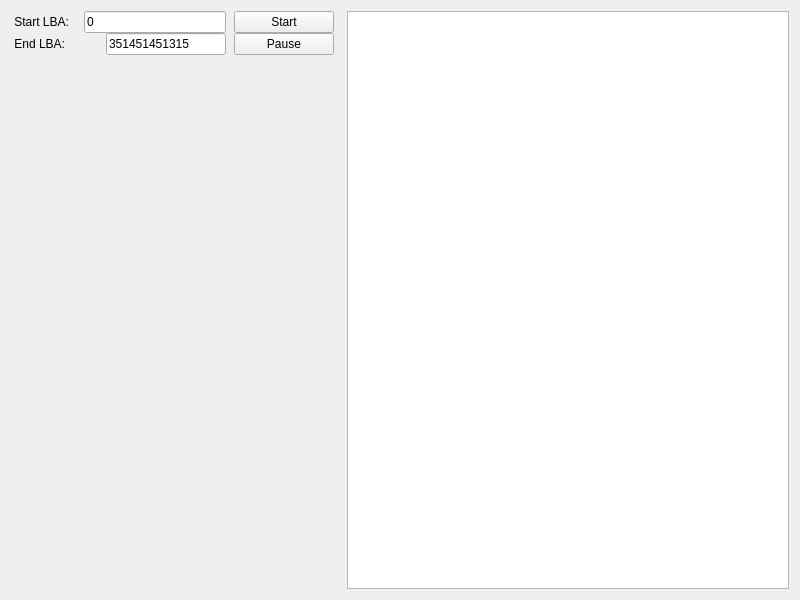
The window that src/Widgets/TestingTab/TestingTab.ui (Silverhorn27/Badsurf) describes before a commit, drawn with Qt 5.
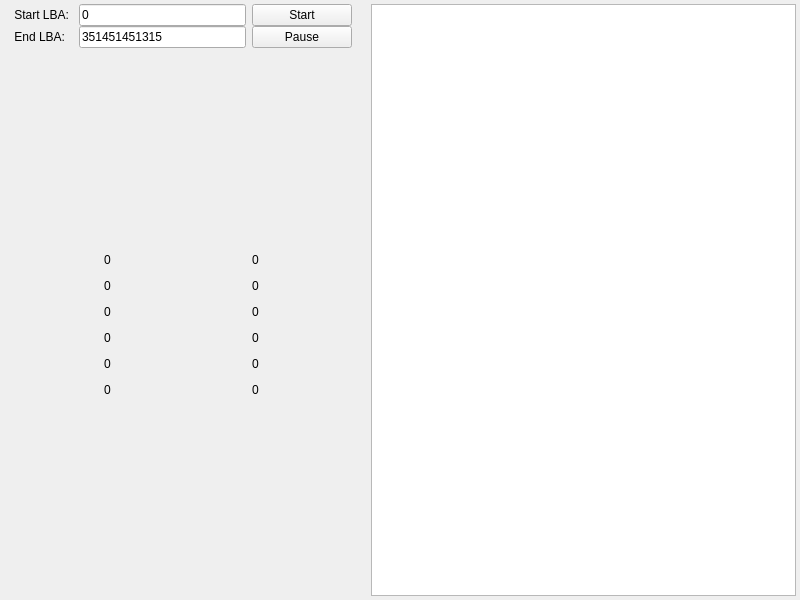
The same window after the commit.

```diff
--- a/src/Widgets/TestingTab/TestingTab.ui
+++ b/src/Widgets/TestingTab/TestingTab.ui
@@ -19,59 +19,515 @@
   <property name="windowTitle">
    <string/>
   </property>
-  <layout class="QGridLayout" name="gridLayout_2">
+  <layout class="QGridLayout" name="gridLayout">
+   <property name="topMargin">
+    <number>4</number>
+   </property>
+   <property name="rightMargin">
+    <number>4</number>
+   </property>
+   <property name="bottomMargin">
+    <number>4</number>
+   </property>
    <item row="0" column="0">
-    <layout class="QHBoxLayout" name="horizontalLayout_5">
-     <property name="spacing">
-      <number>0</number>
-     </property>
+    <layout class="QVBoxLayout" name="verticalLayout_8">
      <item>
-      <layout class="QVBoxLayout" name="verticalLayout_4">
+      <layout class="QHBoxLayout" name="horizontalLayout">
        <item>
-        <layout class="QGridLayout" name="gridLayout" rowminimumheight="0">
-         <property name="horizontalSpacing">
-          <number>8</number>
+        <layout class="QVBoxLayout" name="verticalLayout_5">
+         <property name="spacing">
+          <number>0</number>
          </property>
-         <item row="0" column="0">
-          <layout class="QVBoxLayout" name="verticalLayout_2">
-           <property name="spacing">
-            <number>0</number>
+         <item>
+          <widget class="QLabel" name="label">
+           <property name="text">
+            <string> Start LBA: </string>
            </property>
+          </widget>
+         </item>
+         <item>
+          <widget class="QLabel" name="label_3">
+           <property name="text">
+            <string> End LBA: </string>
+           </property>
+          </widget>
+         </item>
+        </layout>
+       </item>
+       <item>
+        <layout class="QVBoxLayout" name="verticalLayout_2">
+         <property name="spacing">
+          <number>0</number>
+         </property>
+         <item>
+          <widget class="QLineEdit" name="startLine">
+           <property name="sizePolicy">
+            <sizepolicy hsizetype="Expanding" vsizetype="Minimum">
+             <horstretch>0</horstretch>
+             <verstretch>0</verstretch>
+            </sizepolicy>
+           </property>
+           <property name="minimumSize">
+            <size>
+             <width>40</width>
+             <height>0</height>
+            </size>
+           </property>
+           <property name="text">
+            <string>0</string>
+           </property>
+          </widget>
+         </item>
+         <item>
+          <widget class="QLineEdit" name="endLine">
+           <property name="sizePolicy">
+            <sizepolicy hsizetype="Minimum" vsizetype="Fixed">
+             <horstretch>0</horstretch>
+             <verstretch>0</verstretch>
+            </sizepolicy>
+           </property>
+           <property name="minimumSize">
+            <size>
+             <width>40</width>
+             <height>0</height>
+            </size>
+           </property>
+           <property name="text">
+            <string>351451451315</string>
+           </property>
+          </widget>
+         </item>
+        </layout>
+       </item>
+       <item>
+        <layout class="QVBoxLayout" name="verticalLayout">
+         <property name="spacing">
+          <number>0</number>
+         </property>
+         <item>
+          <widget class="QPushButton" name="startButton">
+           <property name="minimumSize">
+            <size>
+             <width>100</width>
+             <height>0</height>
+            </size>
+           </property>
+           <property name="text">
+            <string>Start</string>
+           </property>
+          </widget>
+         </item>
+         <item>
+          <widget class="QPushButton" name="pauseButton">
+           <property name="minimumSize">
+            <size>
+             <width>100</width>
+             <height>0</height>
+            </size>
+           </property>
+           <property name="text">
+            <string>Pause</string>
+           </property>
+          </widget>
+         </item>
+        </layout>
+       </item>
+      </layout>
+     </item>
+     <item>
+      <spacer name="verticalSpacer_2">
+       <property name="orientation">
+        <enum>Qt::Vertical</enum>
+       </property>
+       <property name="sizeHint" stdset="0">
+        <size>
+         <width>20</width>
+         <height>18</height>
+        </size>
+       </property>
+      </spacer>
+     </item>
+     <item>
+      <layout class="QHBoxLayout" name="horizontalLayout_16">
+       <item>
+        <spacer name="horizontalSpacer">
+         <property name="orientation">
+          <enum>Qt::Horizontal</enum>
+         </property>
+         <property name="sizeHint" stdset="0">
+          <size>
+           <width>40</width>
+           <height>20</height>
+          </size>
+         </property>
+        </spacer>
+       </item>
+       <item>
+        <layout class="QHBoxLayout" name="horizontalLayout_15">
+         <item>
+          <layout class="QVBoxLayout" name="verticalLayout_7">
            <item>
-            <layout class="QHBoxLayout" name="horizontalLayout">
+            <layout class="QHBoxLayout" name="horizontalLayout_9">
              <item>
-              <widget class="QLabel" name="label">
+              <spacer name="horizontalSpacer_9">
+               <property name="orientation">
+                <enum>Qt::Horizontal</enum>
+               </property>
+               <property name="sizeHint" stdset="0">
+                <size>
+                 <width>40</width>
+                 <height>20</height>
+                </size>
+               </property>
+              </spacer>
+             </item>
+             <item>
+              <widget class="QLabel" name="whiteLabel">
                <property name="text">
-                <string> Start LBA: </string>
+                <string/>
                </property>
               </widget>
              </item>
+            </layout>
+           </item>
+           <item>
+            <layout class="QHBoxLayout" name="horizontalLayout_8">
              <item>
-              <spacer name="horizontalSpacer_3">
+              <spacer name="horizontalSpacer_8">
                <property name="orientation">
                 <enum>Qt::Horizontal</enum>
                </property>
-               <property name="sizeType">
-                <enum>QSizePolicy::Minimum</enum>
+               <property name="sizeHint" stdset="0">
+                <size>
+                 <width>40</width>
+                 <height>20</height>
+                </size>
                </property>
+              </spacer>
+             </item>
+             <item>
+              <widget class="QLabel" name="greyLabel">
+               <property name="text">
+                <string/>
+               </property>
+              </widget>
+             </item>
+            </layout>
+           </item>
+           <item>
+            <layout class="QHBoxLayout" name="horizontalLayout_7">
+             <item>
+              <spacer name="horizontalSpacer_7">
+               <property name="orientation">
+                <enum>Qt::Horizontal</enum>
+               </property>
                <property name="sizeHint" stdset="0">
                 <size>
-                 <width>11</width>
+                 <width>40</width>
                  <height>20</height>
                 </size>
                </property>
               </spacer>
              </item>
              <item>
-              <widget class="QLineEdit" name="lineEdit_2">
-               <property name="minimumSize">
+              <widget class="QLabel" name="blackLabel">
+               <property name="text">
+                <string/>
+               </property>
+              </widget>
+             </item>
+            </layout>
+           </item>
+           <item>
+            <layout class="QHBoxLayout" name="horizontalLayout_5">
+             <item>
+              <spacer name="horizontalSpacer_6">
+               <property name="orientation">
+                <enum>Qt::Horizontal</enum>
+               </property>
+               <property name="sizeHint" stdset="0">
                 <size>
-                 <width>120</width>
-                 <height>0</height>
+                 <width>40</width>
+                 <height>20</height>
                 </size>
                </property>
+              </spacer>
+             </item>
+             <item>
+              <widget class="QLabel" name="greenLabel">
                <property name="text">
-                <string>0</string>
+                <string/>
+               </property>
+              </widget>
+             </item>
+            </layout>
+           </item>
+           <item>
+            <layout class="QHBoxLayout" name="horizontalLayout_4">
+             <item>
+              <spacer name="horizontalSpacer_4">
+               <property name="orientation">
+                <enum>Qt::Horizontal</enum>
+               </property>
+               <property name="sizeHint" stdset="0">
+                <size>
+                 <width>40</width>
+                 <height>20</height>
+                </size>
+               </property>
+              </spacer>
+             </item>
+             <item>
+              <widget class="QLabel" name="orangeLabel">
+               <property name="text">
+                <string/>
+               </property>
+              </widget>
+             </item>
+            </layout>
+           </item>
+           <item>
+            <layout class="QHBoxLayout" name="horizontalLayout_2">
+             <item>
+              <spacer name="horizontalSpacer_2">
+               <property name="orientation">
+                <enum>Qt::Horizontal</enum>
+               </property>
+               <property name="sizeHint" stdset="0">
+                <size>
+                 <width>40</width>
+                 <height>20</height>
+                </size>
+               </property>
+              </spacer>
+             </item>
+             <item>
+              <widget class="QLabel" name="redLabel">
+               <property name="text">
+                <string/>
+               </property>
+              </widget>
+             </item>
+            </layout>
+           </item>
+          </layout>
+         </item>
+         <item>
+          <layout class="QVBoxLayout" name="verticalLayout_4">
+           <item>
+            <widget class="QLabel" name="t3label">
+             <property name="minimumSize">
+              <size>
+               <width>60</width>
+               <height>0</height>
+              </size>
+             </property>
+             <property name="text">
+              <string>0</string>
+             </property>
+            </widget>
+           </item>
+           <item>
+            <widget class="QLabel" name="t10label">
+             <property name="minimumSize">
+              <size>
+               <width>60</width>
+               <height>0</height>
+              </size>
+             </property>
+             <property name="text">
+              <string>0</string>
+             </property>
+            </widget>
+           </item>
+           <item>
+            <widget class="QLabel" name="t50label">
+             <property name="minimumSize">
+              <size>
+               <width>60</width>
+               <height>0</height>
+              </size>
+             </property>
+             <property name="text">
+              <string>0</string>
+             </property>
+            </widget>
+           </item>
+           <item>
+            <widget class="QLabel" name="t150label">
+             <property name="minimumSize">
+              <size>
+               <width>60</width>
+               <height>0</height>
+              </size>
+             </property>
+             <property name="text">
+              <string>0</string>
+             </property>
+            </widget>
+           </item>
+           <item>
+            <widget class="QLabel" name="t500label">
+             <property name="minimumSize">
+              <size>
+               <width>60</width>
+               <height>0</height>
+              </size>
+             </property>
+             <property name="text">
+              <string>0</string>
+             </property>
+            </widget>
+           </item>
+           <item>
+            <widget class="QLabel" name="t500olabel">
+             <property name="minimumSize">
+              <size>
+               <width>60</width>
+               <height>0</height>
+              </size>
+             </property>
+             <property name="text">
+              <string>0</string>
+             </property>
+            </widget>
+           </item>
+          </layout>
+         </item>
+        </layout>
+       </item>
+       <item>
+        <spacer name="horizontalSpacer_11">
+         <property name="orientation">
+          <enum>Qt::Horizontal</enum>
+         </property>
+         <property name="sizeHint" stdset="0">
+          <size>
+           <width>18</width>
+           <height>20</height>
+          </size>
+         </property>
+        </spacer>
+       </item>
+       <item>
+        <layout class="QHBoxLayout" name="horizontalLayout_14">
+         <item>
+          <layout class="QVBoxLayout" name="verticalLayout_6">
+           <item>
+            <layout class="QHBoxLayout" name="horizontalLayout_11">
+             <item>
+              <spacer name="horizontalSpacer_14">
+               <property name="orientation">
+                <enum>Qt::Horizontal</enum>
+               </property>
+               <property name="sizeHint" stdset="0">
+                <size>
+                 <width>40</width>
+                 <height>20</height>
+                </size>
+               </property>
+              </spacer>
+             </item>
+             <item>
+              <widget class="QLabel" name="whiteLabel_2">
+               <property name="text">
+                <string/>
+               </property>
+              </widget>
+             </item>
+            </layout>
+           </item>
+           <item>
+            <layout class="QHBoxLayout" name="horizontalLayout_10">
+             <item>
+              <spacer name="horizontalSpacer_13">
+               <property name="orientation">
+                <enum>Qt::Horizontal</enum>
+               </property>
+               <property name="sizeHint" stdset="0">
+                <size>
+                 <width>40</width>
+                 <height>20</height>
+                </size>
+               </property>
+              </spacer>
+             </item>
+             <item>
+              <widget class="QLabel" name="greyLabel_2">
+               <property name="text">
+                <string/>
+               </property>
+              </widget>
+             </item>
+            </layout>
+           </item>
+           <item>
+            <layout class="QHBoxLayout" name="horizontalLayout_12">
+             <item>
+              <spacer name="horizontalSpacer_15">
+               <property name="orientation">
+                <enum>Qt::Horizontal</enum>
+               </property>
+               <property name="sizeHint" stdset="0">
+                <size>
+                 <width>40</width>
+                 <height>20</height>
+                </size>
+               </property>
+              </spacer>
+             </item>
+             <item>
+              <widget class="QLabel" name="blackLabel_2">
+               <property name="text">
+                <string/>
+               </property>
+              </widget>
+             </item>
+            </layout>
+           </item>
+           <item>
+            <layout class="QHBoxLayout" name="horizontalLayout_6">
+             <item>
+              <spacer name="horizontalSpacer_12">
+               <property name="orientation">
+                <enum>Qt::Horizontal</enum>
+               </property>
+               <property name="sizeHint" stdset="0">
+                <size>
+                 <width>40</width>
+                 <height>20</height>
+                </size>
+               </property>
+              </spacer>
+             </item>
+             <item>
+              <widget class="QLabel" name="greenLabel_2">
+               <property name="text">
+                <string/>
+               </property>
+              </widget>
+             </item>
+            </layout>
+           </item>
+           <item>
+            <layout class="QHBoxLayout" name="horizontalLayout_13">
+             <item>
+              <spacer name="horizontalSpacer_16">
+               <property name="orientation">
+                <enum>Qt::Horizontal</enum>
+               </property>
+               <property name="sizeHint" stdset="0">
+                <size>
+                 <width>40</width>
+                 <height>20</height>
+                </size>
+               </property>
+              </spacer>
+             </item>
+             <item>
+              <widget class="QLabel" name="orangeLabel_2">
+               <property name="text">
+                <string/>
                </property>
               </widget>
              </item>
@@ -80,38 +536,22 @@
            <item>
             <layout class="QHBoxLayout" name="horizontalLayout_3">
              <item>
-              <widget class="QLabel" name="label_3">
-               <property name="text">
-                <string> End LBA: </string>
-               </property>
-              </widget>
-             </item>
-             <item>
-              <spacer name="horizontalSpacer">
+              <spacer name="horizontalSpacer_17">
                <property name="orientation">
                 <enum>Qt::Horizontal</enum>
                </property>
-               <property name="sizeType">
-                <enum>QSizePolicy::Maximum</enum>
-               </property>
                <property name="sizeHint" stdset="0">
                 <size>
-                 <width>37</width>
+                 <width>40</width>
                  <height>20</height>
                 </size>
                </property>
               </spacer>
              </item>
              <item>
-              <widget class="QLineEdit" name="lineEdit">
-               <property name="minimumSize">
-                <size>
-                 <width>120</width>
-                 <height>0</height>
-                </size>
-               </property>
+              <widget class="QLabel" name="redLabel_2">
                <property name="text">
-                <string>351451451315</string>
+                <string/>
                </property>
               </widget>
              </item>
@@ -119,34 +559,83 @@
            </item>
           </layout>
          </item>
-         <item row="0" column="1">
-          <layout class="QVBoxLayout" name="verticalLayout">
-           <property name="spacing">
-            <number>0</number>
-           </property>
+         <item>
+          <layout class="QVBoxLayout" name="verticalLayout_3">
            <item>
-            <widget class="QPushButton" name="pushButton_6">
+            <widget class="QLabel" name="l_tl50">
              <property name="minimumSize">
               <size>
-               <width>100</width>
+               <width>60</width>
                <height>0</height>
               </size>
              </property>
              <property name="text">
-              <string>Start</string>
+              <string>0</string>
              </property>
             </widget>
            </item>
            <item>
-            <widget class="QPushButton" name="pushButton_5">
+            <widget class="QLabel" name="l_tl3">
              <property name="minimumSize">
               <size>
-               <width>100</width>
+               <width>60</width>
                <height>0</height>
               </size>
              </property>
              <property name="text">
-              <string>Pause</string>
+              <string>0</string>
+             </property>
+            </widget>
+           </item>
+           <item>
+            <widget class="QLabel" name="t50label_2">
+             <property name="minimumSize">
+              <size>
+               <width>60</width>
+               <height>0</height>
+              </size>
+             </property>
+             <property name="text">
+              <string>0</string>
+             </property>
+            </widget>
+           </item>
+           <item>
+            <widget class="QLabel" name="l_tl10">
+             <property name="minimumSize">
+              <size>
+               <width>60</width>
+               <height>0</height>
+              </size>
+             </property>
+             <property name="text">
+              <string>0</string>
+             </property>
+            </widget>
+           </item>
+           <item>
+            <widget class="QLabel" name="t500label_2">
+             <property name="minimumSize">
+              <size>
+               <width>60</width>
+               <height>0</height>
+              </size>
+             </property>
+             <property name="text">
+              <string>0</string>
+             </property>
+            </widget>
+           </item>
+           <item>
+            <widget class="QLabel" name="tbadlabel_2">
+             <property name="minimumSize">
+              <size>
+               <width>60</width>
+               <height>0</height>
+              </size>
+             </property>
+             <property name="text">
+              <string>0</string>
              </property>
             </widget>
            </item>
@@ -155,14 +644,14 @@
         </layout>
        </item>
        <item>
-        <spacer name="verticalSpacer">
+        <spacer name="horizontalSpacer_10">
          <property name="orientation">
-          <enum>Qt::Vertical</enum>
+          <enum>Qt::Horizontal</enum>
          </property>
          <property name="sizeHint" stdset="0">
           <size>
-           <width>20</width>
-           <height>40</height>
+           <width>40</width>
+           <height>20</height>
           </size>
          </property>
         </spacer>
@@ -170,39 +659,46 @@
       </layout>
      </item>
      <item>
-      <spacer name="horizontalSpacer_5">
+      <spacer name="verticalSpacer">
        <property name="orientation">
-        <enum>Qt::Horizontal</enum>
-       </property>
-       <property name="sizeType">
-        <enum>QSizePolicy::Minimum</enum>
+        <enum>Qt::Vertical</enum>
        </property>
        <property name="sizeHint" stdset="0">
         <size>
-         <width>13</width>
-         <height>20</height>
+         <width>20</width>
+         <height>40</height>
         </size>
        </property>
       </spacer>
      </item>
-     <item>
-      <widget class="QTableView" name="tableView">
-       <property name="sizePolicy">
-        <sizepolicy hsizetype="Expanding" vsizetype="Expanding">
-         <horstretch>6</horstretch>
-         <verstretch>0</verstretch>
-        </sizepolicy>
-       </property>
-       <property name="minimumSize">
-        <size>
-         <width>420</width>
-         <height>0</height>
-        </size>
-       </property>
-      </widget>
-     </item>
     </layout>
    </item>
+   <item row="0" column="1">
+    <spacer name="horizontalSpacer_5">
+     <property name="orientation">
+      <enum>Qt::Horizontal</enum>
+     </property>
+     <property name="sizeType">
+      <enum>QSizePolicy::Minimum</enum>
+     </property>
+     <property name="sizeHint" stdset="0">
+      <size>
+       <width>13</width>
+       <height>20</height>
+      </size>
+     </property>
+    </spacer>
+   </item>
+   <item row="0" column="2">
+    <widget class="QGraphicsView" name="graphicsView">
+     <property name="minimumSize">
+      <size>
+       <width>425</width>
+       <height>0</height>
+      </size>
+     </property>
+    </widget>
+   </item>
   </layout>
  </widget>
  <resources/>
```
